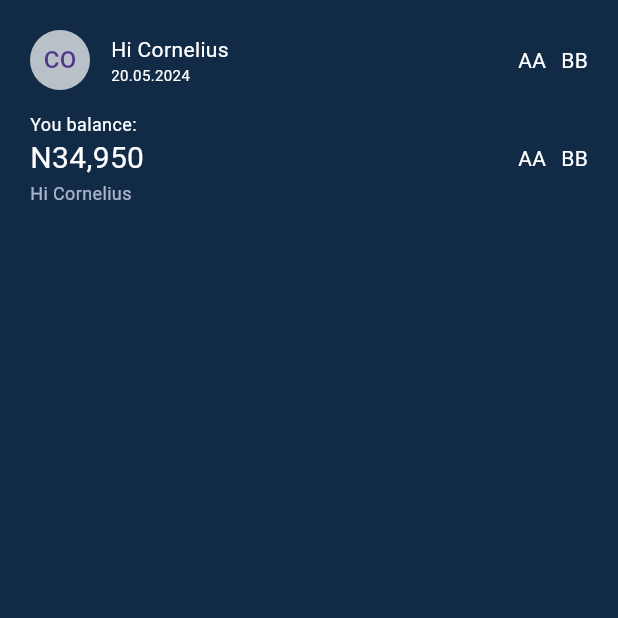
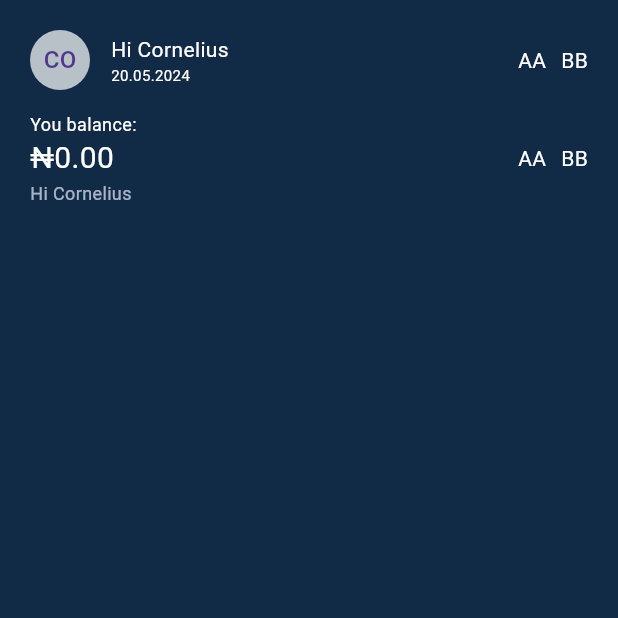
Before and after one commit to comlyboy/yuno-exercise, a Flutter app: the screen it shows after launch, on a phone screen of 412 x 824 dp, the top half of it. Run offline on Flutter 3.47's test engine with Material 3 defaults, Android fonts, the light colour scheme and no system bars; our stand-ins replace flutter_svg, shared_preferences; network calls fail.

Commit message:
Improve app design and logic

```diff
--- a/yuno_flutter/help.txt
+++ b/yuno_flutter/help.txt
@@ -4,3 +4,4 @@ API calls https://youtu.be/ExPFnu8Dm40?list=PLXbYsh3rUPSzuLcZsIkpDmftSQbFmUq9x
 bottom bar https://www.youtube.com/watch?v=qdO1hwg2HY8
 flutter basic https://www.youtube.com/watch?v=D4nhaszNW4o great design
 http flutter https://www.youtube.com/watch?v=ExPFnu8Dm40&list=PLXbYsh3rUPSzuLcZsIkpDmftSQbFmUq9x&index=1
+blog on flutter design https://www.dhiwise.com/post/flutter-row-overflow-causes-scenarios-and-solutions#:~:text=Using%20Wrap%20Widget,widget%20that%20supports%20line%20breaks.
--- a/yuno_flutter/lib/models/transaction_model.dart
+++ b/yuno_flutter/lib/models/transaction_model.dart
@@ -14,8 +14,8 @@ class TransactionModel {
   factory TransactionModel.fromJson(Map<String, dynamic> jsonData) =>
       TransactionModel(
         id: jsonData['id'],
-        date: jsonData['date'],
-        amount: jsonData['amount'],
+        date: DateTime.parse(jsonData['date']),
+        amount: jsonData['amount'].toDouble(),
         description: jsonData['description'],
       );
 }
@@ -24,6 +24,6 @@ class BalanceModel {
   final double balance;
   BalanceModel({required this.balance});
   factory BalanceModel.fromJson(Map<String, dynamic> json) => BalanceModel(
-        balance: json['balance'],
+        balance: json['balance'].toDouble(),
       );
 }
--- a/yuno_flutter/lib/pages/dashboard_page.dart
+++ b/yuno_flutter/lib/pages/dashboard_page.dart
@@ -1,5 +1,7 @@
 import 'package:flutter/material.dart';
+import 'package:yuno_flutter/services/transaction_service.dart';
 import 'package:yuno_flutter/utils/constant.dart';
+import 'package:yuno_flutter/utils/utility.dart';
 
 class DashboardPage extends StatefulWidget {
   const DashboardPage({super.key});
@@ -9,6 +11,21 @@ class DashboardPage extends StatefulWidget {
 }
 
 class _DashboardPageState extends State<DashboardPage> {
+  double _balance = 0;
+
+  @override
+  void initState() {
+    super.initState();
+    helpFetchStats(); // Call the method to fetch data when the component is mounted
+  }
+
+  Future<void> helpFetchStats() async {
+    final balance = await TransactionService.getbalance();
+    setState(() {
+      _balance = balance.balance;
+    });
+  }
+
   @override
   Widget build(BuildContext context) {
     return Scaffold(
@@ -17,7 +34,7 @@ class _DashboardPageState extends State<DashboardPage> {
         children: [
           Container(
             padding: const EdgeInsets.all(20),
-            child: Column(
+            child:  Column(
               children: [
                 const Row(
                   mainAxisAlignment: MainAxisAlignment.spaceBetween,
@@ -64,12 +81,12 @@ class _DashboardPageState extends State<DashboardPage> {
                 Row(
                   mainAxisAlignment: MainAxisAlignment.spaceBetween,
                   children: [
-                    const Row(
+                    Row(
                       children: [
                         Column(
                           crossAxisAlignment: CrossAxisAlignment.start,
                           children: [
-                            Text(
+                            const Text(
                               'You balance:',
                               style: TextStyle(
                                 color: Colors.white,
@@ -78,13 +95,13 @@ class _DashboardPageState extends State<DashboardPage> {
                               ),
                             ),
                             Text(
-                              'N34,950',
-                              style: TextStyle(
+                              YunoUtilities.formatCurrency(_balance),
+                              style: const TextStyle(
                                 color: Colors.white,
                                 fontSize: 20,
                               ),
                             ),
-                            Text(
+                            const Text(
                               'Hi Cornelius',
                               style: TextStyle(
                                 color: Color.fromRGBO(230, 237, 255, 0.7),
@@ -96,15 +113,13 @@ class _DashboardPageState extends State<DashboardPage> {
                         ),
                       ],
                     ),
-                    Container(
-                      child: const Row(
+                    const Row(
                       mainAxisAlignment: MainAxisAlignment.spaceBetween,
                       children: [
                         Text('AA', style: TextStyle(color: Colors.white)),
                         SizedBox(width: 10),
                         Text('BB', style: TextStyle(color: Colors.white)),
                       ],
-                      ),
                     ),
                   ],
                 ),
--- a/yuno_flutter/lib/utils/constant.dart
+++ b/yuno_flutter/lib/utils/constant.dart
@@ -1,9 +1,10 @@
 import 'package:flutter/material.dart';
 
 class YunoConstant {
-  static const String apiUrl = 'http://localhost:3000/api/';
+  static const String apiUrl = 'http://[::1]:3030/api/';
   static const Color primaryYellow = Color.fromRGBO(242, 213, 112, 1);
   static const Color primaryNavyBlue = Color.fromRGBO(17, 42, 70, 1);
   static const Color muteColor = Color.fromRGBO(120, 120, 120, 1);
   static const Color textColor = Color.fromRGBO(65, 85, 107, 1);
+  static const Color backgroundColor = Color.fromRGBO(231, 231, 231, 1);
 }
--- /dev/null
+++ b/yuno_flutter/lib/utils/utility.dart
@@ -0,0 +1,18 @@
+import 'dart:convert';
+
+import 'package:intl/intl.dart';
+
+class YunoUtilities {
+  static TResponse decodeJson<TResponse>(String text) {
+    return jsonDecode(text) as TResponse;
+  }
+
+  static String formatCurrency(double amount, [String currencySymbol = '₦']) {
+    return '$currencySymbol${NumberFormat('#,##0.00', 'en_US').format(amount)}';
+  }
+
+  static String toReadableDate(DateTime date) {
+    // final year = date.year;
+    return date.year.toString();
+  }
+}
--- a/yuno_flutter/lib/widgets/bottom_tab_widget.dart
+++ b/yuno_flutter/lib/widgets/bottom_tab_widget.dart
@@ -54,27 +54,27 @@ class _BottomTabWidgetState extends State<BottomTabWidget> {
         items: <BottomNavigationBarItem>[
           BottomNavigationBarItem(
               icon: YunoSvgIcons.home(),
-              activeIcon: YunoSvgIcons.home(color: YunoConstant.primaryYellow),
+              activeIcon: YunoSvgIcons.home(YunoConstant.primaryYellow),
               label: 'Home'),
           // BottomNavigationBarItem(
           //     icon: YunoSvgIcons.send(),
-          //     activeIcon: YunoSvgIcons.send(color: YunoConstant.primaryYellow),
+          //     activeIcon: YunoSvgIcons.send(\YunoCnstant.primaryYellow),
           //     label: 'Send'),
           //   BottomNavigationBarItem(
           //       icon: YunoSvgIcons.creditCard(),
-          //       activeIcon: YunoSvgIcons.creditCard(color: YunoConstant.primaryYellow),
+          //       activeIcon: YunoSvgIcons.creditCard( YunoConstant.primaryYellow),
           //       label: 'Cards'),
           //   BottomNavigationBarItem(
           //       icon: YunoSvgIcons.wallet(),
-          //       activeIcon: YunoSvgIcons.wallet(color: YunoConstant.primaryYellow),
+          //       activeIcon: YunoSvgIcons.wallet(YunoConstant.primaryYellow),
           //       label: 'Pay'),
           //   BottomNavigationBarItem(
           //       icon: YunoSvgIcons.menu(),
-          //       activeIcon: YunoSvgIcons.menu(color: YunoConstant.primaryYellow),
+          //       activeIcon: YunoSvgIcons.menu(YunoConstant.primaryYellow),
           //       label: 'More'),
           BottomNavigationBarItem(
               icon: YunoSvgIcons.wallet(),
-              activeIcon: YunoSvgIcons.wallet(color: YunoConstant.primaryYellow),
+              activeIcon: YunoSvgIcons.wallet(YunoConstant.primaryYellow),
               label: 'Transactions'),
         ],
       ),
--- a/yuno_flutter/pubspec.yaml
+++ b/yuno_flutter/pubspec.yaml
@@ -39,6 +39,7 @@ dependencies:
   shared_preferences: ^2.2.3
   persistent_bottom_nav_bar: ^5.0.2
   flutter_svg: ^2.0.10+1
+  intl: ^0.19.0
 
 dev_dependencies:
   flutter_test:
```
Also changed, not shown: yuno_flutter/lib/helpers/custom_widget_helper.dart (+5 -8 lines), yuno_flutter/lib/pages/transations_page.dart (+29 -4 lines), yuno_flutter/lib/services/transaction_service.dart (+14 -7 lines), yuno_flutter/lib/utils/svg_icon.dart (+17 -17 lines), yuno_flutter/lib/widgets/transaction_card_widget.dart (+28 -7 lines), yuno_flutter/pubspec.lock, 4 other files. Lines whose indentation alone changed are shown as unchanged.
